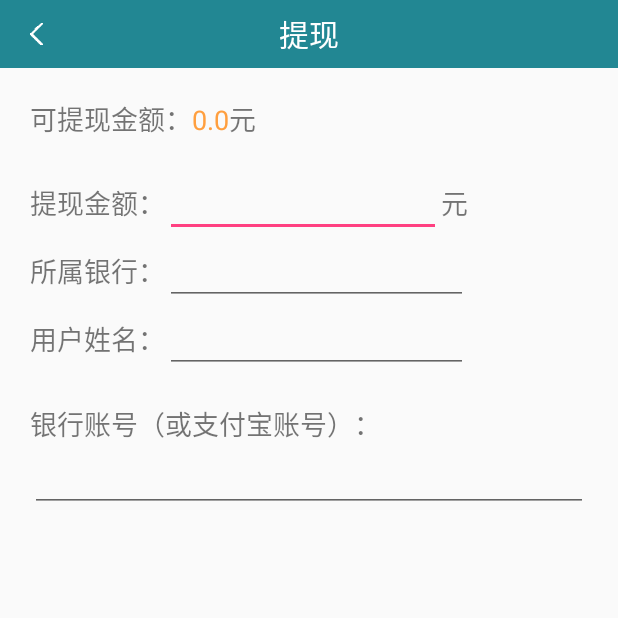
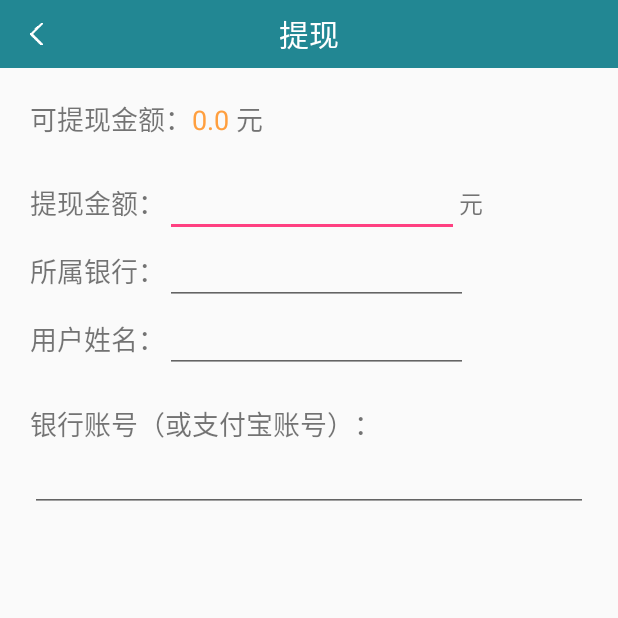
Before and after one commit to 179190799/AgriculturalStation, an Android app: the AccountInfoActivity screen opened directly, with no data from a screen before it, after a tap on "提现", on a phone screen of 412 x 824 dp, the top half of it. Run offline under Robolectric (Android 15) with nearby library versions, the light colour scheme and no system bars; our stand-ins replace ButterKnife, CircleImageView.

Commit message:
2.新增一个test方法

```diff
--- a/app/src/main/java/com/rifeng/agriculturalstation/activity/AccountInfoActivity.java
+++ b/app/src/main/java/com/rifeng/agriculturalstation/activity/AccountInfoActivity.java
@@ -126,6 +126,10 @@ public class AccountInfoActivity extends BaseActivity {
 
     }
 
+    public void test() {
+
+    }
+
     @OnClick({R.id.id_title_left, R.id.account_recharge_btn, R.id.account_withdrawal_btn})
     public void onClick(View view) {
         switch (view.getId()) {
--- a/app/src/main/java/com/rifeng/agriculturalstation/activity/WithDrawalActivity.java
+++ b/app/src/main/java/com/rifeng/agriculturalstation/activity/WithDrawalActivity.java
@@ -55,7 +55,7 @@ public class WithDrawalActivity extends BaseActivity {
     protected void initData() {
         idTitleMiddle.setText("提现");
         balance.setText(Html.fromHtml("可提现金额：<font color='#FF9F3F'>" +
-                this.getIntent().getExtras().getString("balance") + "</font>元"));
+                this.getIntent().getExtras().getString("balance") + "</font> 元"));
     }
 
     private void submit() {
--- a/app/src/main/res/layout/activity_withdrawal.xml
+++ b/app/src/main/res/layout/activity_withdrawal.xml
@@ -35,7 +35,10 @@
             android:layout_toLeftOf="@+id/withdrawal_price_unit"
             android:layout_toRightOf="@+id/withdrawal_price_tv"
             android:layout_weight="4"
-            android:inputType="numberDecimal" />
+            android:gravity="center"
+            android:inputType="numberDecimal"
+            android:maxLength="10"
+            android:textColor="#FFA853" />
 
         <TextView
             android:id="@+id/withdrawal_price_unit"
@@ -43,9 +46,9 @@
             android:layout_height="wrap_content"
             android:layout_alignParentRight="true"
             android:layout_centerVertical="true"
-            android:layout_marginRight="100dp"
+            android:layout_marginRight="90dp"
             android:text="元"
-            android:textSize="18sp" />
+            android:textSize="16sp" />
 
     </RelativeLayout>
 
@@ -72,8 +75,11 @@
             android:layout_toLeftOf="@+id/center"
             android:layout_toRightOf="@+id/tv_belongbank"
             android:layout_weight="4"
-            android:inputType="number"
-            android:maxLines="1" />
+            android:gravity="center"
+            android:inputType="numberDecimal"
+            android:maxLines="1"
+            android:singleLine="true"
+            android:textColor="#FFA853" />
 
         <TextView
             android:id="@+id/center"
@@ -102,6 +108,9 @@
             android:textSize="18sp" />
 
         <EditText
+            android:singleLine="true"
+            android:gravity="center"
+            android:textColor="#FFA853"
             android:id="@+id/withdrawal_bank_card__userName"
             android:layout_width="match_parent"
             android:layout_height="wrap_content"
@@ -132,9 +141,12 @@
         android:textSize="18sp" />
 
     <EditText
+        android:singleLine="true"
+        android:gravity="center"
         android:layout_marginLeft="20dp"
         android:layout_marginRight="20dp"
         android:id="@+id/withdrawal_account"
+        android:textColor="#FFA853"
         android:maxLines="1"
         android:layout_width="match_parent"
         android:layout_height="wrap_content" />
```
Also changed, not shown: 3 other files.
